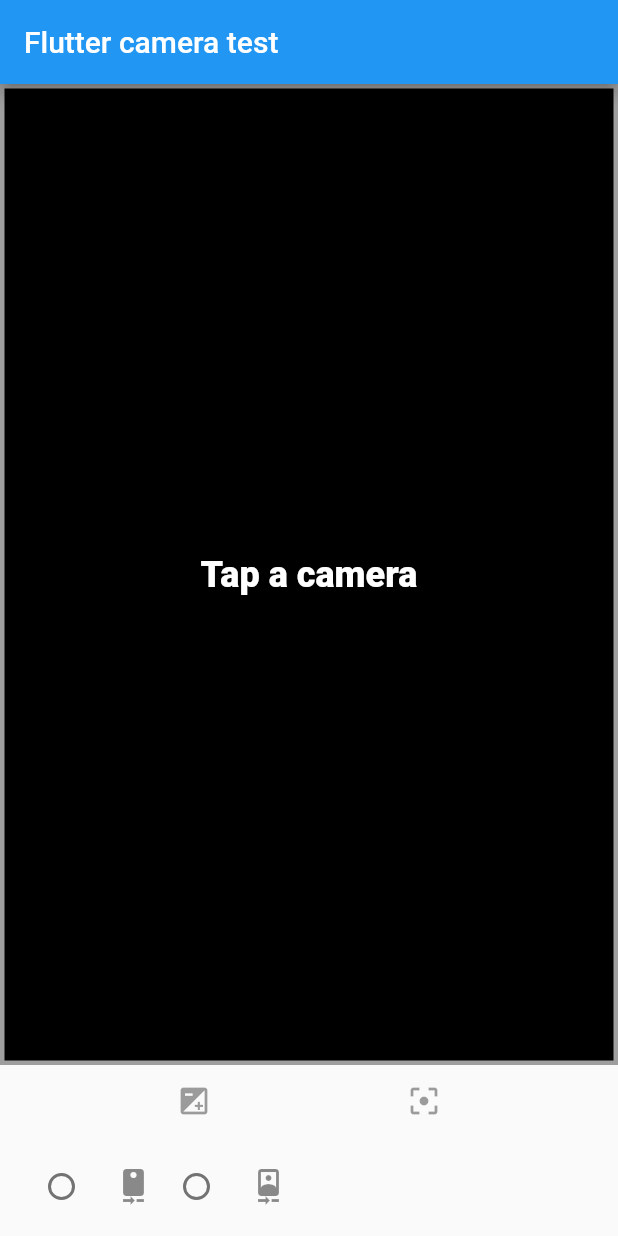
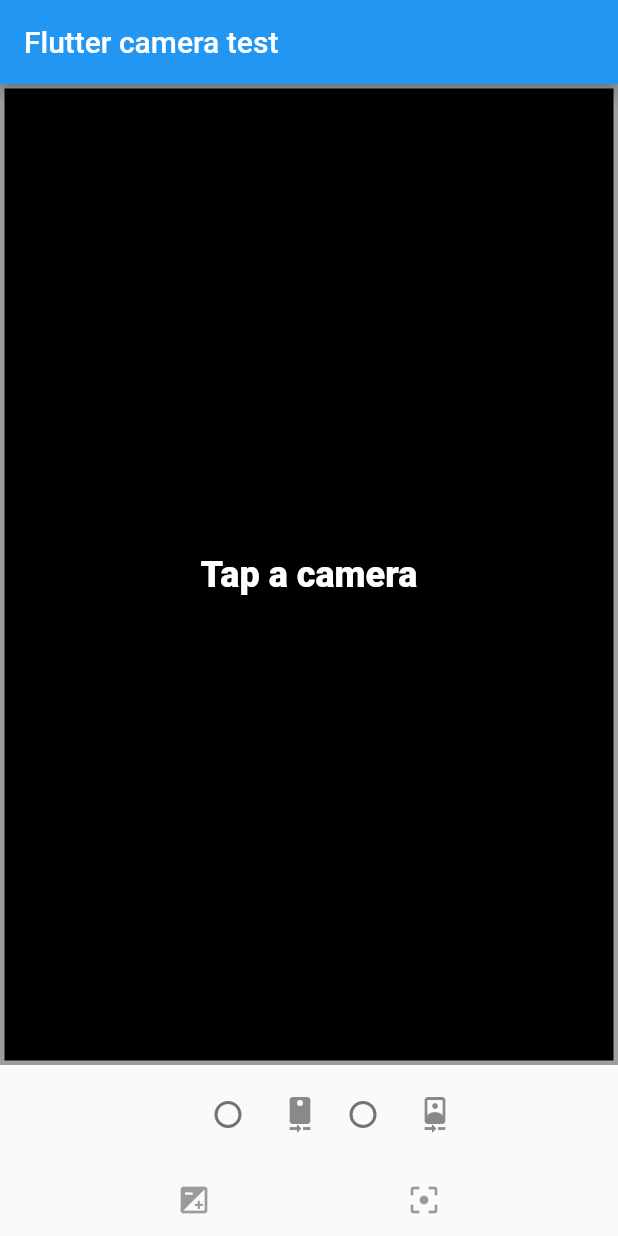
Before and after one commit to AnthonyGosselin/FlutterTest, a Flutter app: the screen it shows after launch, on a phone screen of 412 x 824 dp. Run offline on Flutter 3.47's test engine with Material 2 defaults, Android fonts, the phone set to English and light mode, and no system bars; our stand-ins replace camera, video_player.

Commit message:
Updated location print

```diff
--- a/lib/main.dart
+++ b/lib/main.dart
@@ -141,16 +141,16 @@ class _CameraExampleHomeState extends State<CameraExampleHome>
               ),
             ),
           ),
-          _modeControlRowWidget(),
           Padding(
             padding: const EdgeInsets.all(5.0),
             child: Row(
-              mainAxisAlignment: MainAxisAlignment.start,
+              mainAxisAlignment: MainAxisAlignment.center,
               children: <Widget>[
                 _cameraTogglesRowWidget(),
               ],
             ),
           ),
+          _modeControlRowWidget(),
         ],
       ),
     );
@@ -342,7 +342,7 @@ class _CameraExampleHomeState extends State<CameraExampleHome>
           color: Colors.grey.shade50,
           child: Column(
             children: [
-              Center(
+              const Center(
                 child: Text("Focus Mode"),
               ),
               Row(
@@ -350,7 +350,7 @@ class _CameraExampleHomeState extends State<CameraExampleHome>
                 mainAxisSize: MainAxisSize.max,
                 children: [
                   TextButton(
-                    child: Text('AUTO'),
+                    child: const Text('AUTO'),
                     style: styleAuto,
                     onPressed: controller != null
                         ? () => onSetFocusModeButtonPressed(FocusMode.auto)
@@ -434,7 +434,7 @@ class _CameraExampleHomeState extends State<CameraExampleHome>
     cameraController.setExposurePoint(offset);
     cameraController.setFocusPoint(offset);
     showInSnackBar(
-        "Locking focus and exposure to (${offset.dx}, ${offset.dy})");
+        "Calibration focus and exposure to (${offset.dx.toStringAsFixed(3)}, ${offset.dy.toStringAsFixed(3)})");
 
     Future.delayed(const Duration(seconds: 2), () {
       cameraController.setFocusMode(FocusMode.locked);
```
